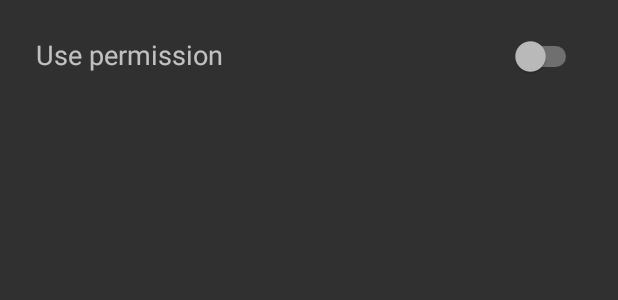
After one commit to ejtejada/Blue-Minimal, an Android app: the layout dialog_toggle.xml on its own in the app's theme, with its tools: preview values and no code run, on a phone screen of 412 x 824 dp. The commit adds this screen. Shown: the top 300 px of the screen. Run offline under Robolectric (Android 15) with nearby library versions, the phone set to English and light mode, and no system bars.

Commit message:
some Ui changes

```diff
--- a/theme/build.gradle
+++ b/theme/build.gradle
@@ -21,6 +21,6 @@ android {
 
 dependencies {
     compile fileTree(dir: 'libs', include: ['*.jar'])
-    compile 'com.android.support:appcompat-v7:25.0.0'
-    compile 'com.android.support:design:25.0.0'
+    compile 'com.android.support:appcompat-v7:25.0.1'
+    compile 'com.android.support:design:25.0.1'
 }
--- a/theme/src/main/java/de/baumann/thema/FragmentWallpaper.java
+++ b/theme/src/main/java/de/baumann/thema/FragmentWallpaper.java
@@ -49,6 +49,7 @@ public class FragmentWallpaper extends Fragment {
     /**
      * The {@link Context} to be used by the app
      */
+    @SuppressLint("StaticFieldLeak")
     private static Context mContext;
 
     private ViewPager mViewPager;
--- a/theme/src/main/java/de/baumann/thema/helpers/ColorPicker.java
+++ b/theme/src/main/java/de/baumann/thema/helpers/ColorPicker.java
@@ -179,6 +179,7 @@ public class ColorPicker extends Dialog implements SeekBar.OnSeekBarChangeListen
      * @param progress The new progress value
      * @param fromUser If it coem from User
      */
+    @SuppressLint("SetTextI18n")
     @Override
     public void onProgressChanged(SeekBar seekBar, int progress, boolean fromUser) {
 
--- a/theme/src/main/java/de/baumann/thema/helpers/CustomListAdapter.java
+++ b/theme/src/main/java/de/baumann/thema/helpers/CustomListAdapter.java
@@ -3,6 +3,7 @@ package de.baumann.thema.helpers;
 
 import android.app.Activity;
 import android.content.Context;
+import android.support.annotation.NonNull;
 import android.view.LayoutInflater;
 import android.view.View;
 import android.view.ViewGroup;
@@ -29,7 +30,8 @@ public class CustomListAdapter extends ArrayAdapter<String> {
         this.itemFN=itemFN;
     }
 
-    public View getView(int position,View rowView,ViewGroup parent) {
+    @NonNull
+    public View getView(int position, View rowView, @NonNull ViewGroup parent) {
 
         if (rowView == null) {
             LayoutInflater infInflater = (LayoutInflater) this.context
--- a/theme/src/main/res/layout/activity_screen_main.xml
+++ b/theme/src/main/res/layout/activity_screen_main.xml
@@ -14,7 +14,7 @@
             android:layout_width="match_parent"
             android:layout_height="?attr/actionBarSize"
             android:background="?attr/colorPrimary"
-            app:popupTheme="@style/ThemeOverlay.AppCompat.Light" />
+            app:popupTheme="@style/ThemeOverlay.AppCompat" />
 
         <android.support.design.widget.TabLayout
             android:id="@+id/tabs"
--- /dev/null
+++ b/theme/src/main/res/layout/dialog_toggle.xml
@@ -0,0 +1,24 @@
+<?xml version="1.0" encoding="utf-8"?>
+<RelativeLayout android:layout_width="wrap_content"
+    android:layout_height="wrap_content"
+    android:orientation="horizontal"
+    xmlns:android="http://schemas.android.com/apk/res/android">
+
+    <TextView
+        android:text="@string/setting_permission_allow"
+        android:layout_width="match_parent"
+        android:layout_height="wrap_content"
+        android:id="@+id/textView"
+        android:layout_margin="24dp"
+        android:textAppearance="?android:attr/textAppearanceMedium"
+        android:layout_toStartOf="@+id/switch1" />
+
+    <Switch
+        android:layout_width="wrap_content"
+        android:layout_height="wrap_content"
+        android:layout_alignParentEnd="true"
+        android:layout_margin="24dp"
+        android:id="@+id/switch1"
+        android:checked="false" />
+
+</RelativeLayout>
--- a/theme/src/main/res/layout/request_grid.xml
+++ b/theme/src/main/res/layout/request_grid.xml
@@ -26,7 +26,8 @@
                 android:src="@drawable/header_icon"
                 android:scaleType="centerCrop"
                 android:layout_alignParentTop="true"
-                android:layout_alignParentStart="true" />
+                android:layout_alignParentStart="true"
+                tools:ignore="ContentDescription" />
 
             <ImageView
                 android:id="@+id/imageViewLogo"
@@ -38,7 +39,8 @@
                 android:layout_below="@+id/imageView_header"
                 android:layout_centerHorizontal="true"
                 android:layout_marginTop="64dp"
-                android:layout_marginBottom="@dimen/fab_margin" />
+                android:layout_marginBottom="@dimen/fab_margin"
+                tools:ignore="ContentDescription" />
 
             <TextView
                 android:id="@+id/textview_request"
--- a/theme/src/main/res/layout/request_item_grid.xml
+++ b/theme/src/main/res/layout/request_item_grid.xml
@@ -39,12 +39,14 @@
                 android:id="@+id/IVappIcon"
                 style="@style/request_card_thumbnail"
                 android:scaleType="centerInside"
-                android:src="@drawable/ic_launcher" />
+                android:src="@drawable/ic_launcher"
+                tools:ignore="ContentDescription" />
 
             <ImageView
                 style="@style/request_card_thumbnail"
                 android:scaleType="centerInside"
-                android:src="@drawable/ic_check_white_48dp" />
+                android:src="@drawable/ic_check_white_48dp"
+                tools:ignore="ContentDescription" />
         </ViewSwitcher>
 
         <LinearLayout
--- a/theme/src/main/res/layout/request_item_list.xml
+++ b/theme/src/main/res/layout/request_item_list.xml
@@ -43,12 +43,14 @@
                     android:id="@+id/IVappIcon"
                     style="@style/request_card_thumbnail"
                     android:scaleType="centerCrop"
-                    android:src="@drawable/ic_launcher" />
+                    android:src="@drawable/ic_launcher"
+                    tools:ignore="ContentDescription" />
 
                 <ImageView
                     style="@style/request_card_thumbnail"
                     android:scaleType="centerCrop"
-                    android:src="@drawable/ic_check_white_48dp" />
+                    android:src="@drawable/ic_check_white_48dp"
+                    tools:ignore="ContentDescription" />
             </ViewSwitcher>
 
             <LinearLayout
--- a/theme/src/main/res/layout/sound.xml
+++ b/theme/src/main/res/layout/sound.xml
@@ -16,6 +16,7 @@
         android:id="@+id/imageView_header"
         android:layout_centerHorizontal="true"
         android:src="@drawable/header_sound"
-        android:scaleType="centerCrop" />
+        android:scaleType="centerCrop"
+        tools:ignore="ContentDescription" />
 
 </RelativeLayout>
--- a/theme/src/main/res/menu/menu_main.xml
+++ b/theme/src/main/res/menu/menu_main.xml
@@ -25,4 +25,9 @@
         android:title="@string/menu_license"
         app:showAsAction="never" />
 
+    <item
+        android:id="@+id/donate"
+        android:title="@string/menu_donate"
+        app:showAsAction="never" />
+
 </menu>
--- a/theme/src/main/res/values/colors.xml
+++ b/theme/src/main/res/values/colors.xml
@@ -3,7 +3,7 @@
 <resources>
 
     <color name="colorPrimary">#2196f3</color>
-    <color name="colorPrimaryDark">#2196f3</color>
+    <color name="colorPrimaryDark">#1976d2</color>
     <color name="colorAccent">#ff9800</color>
 
     <color name="materialcolorpicker__red">#f44336</color>
```
Also changed, not shown: theme/src/main/java/de/baumann/thema/FragmentRequest.java (+9 -25 lines), theme/src/main/java/de/baumann/thema/FragmentSound.java (+33 -16 lines), theme/src/main/java/de/baumann/thema/Screen_Main.java (+8 -0 lines), theme/src/main/res/layout/materialcolorpicker.xml (+4 -5 lines), theme/src/main/res/values/strings.xml (+7 -4 lines), 2 other files.
